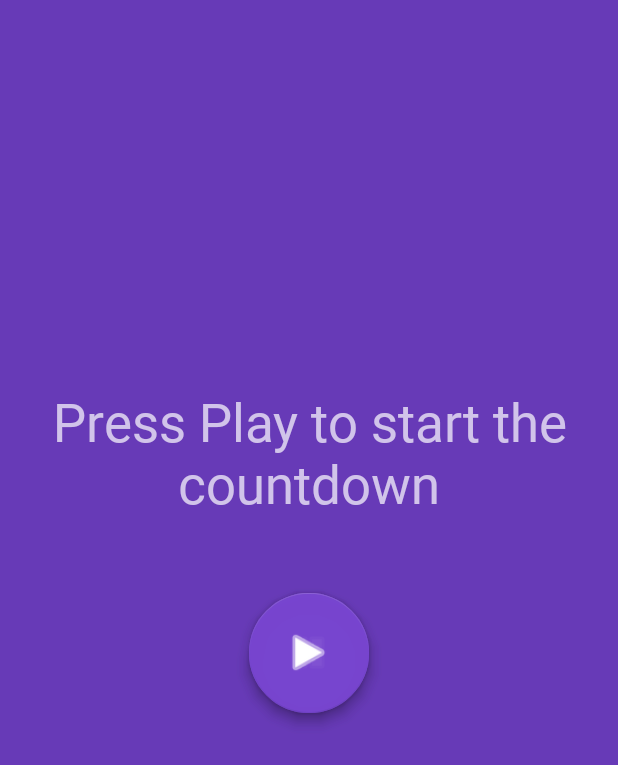
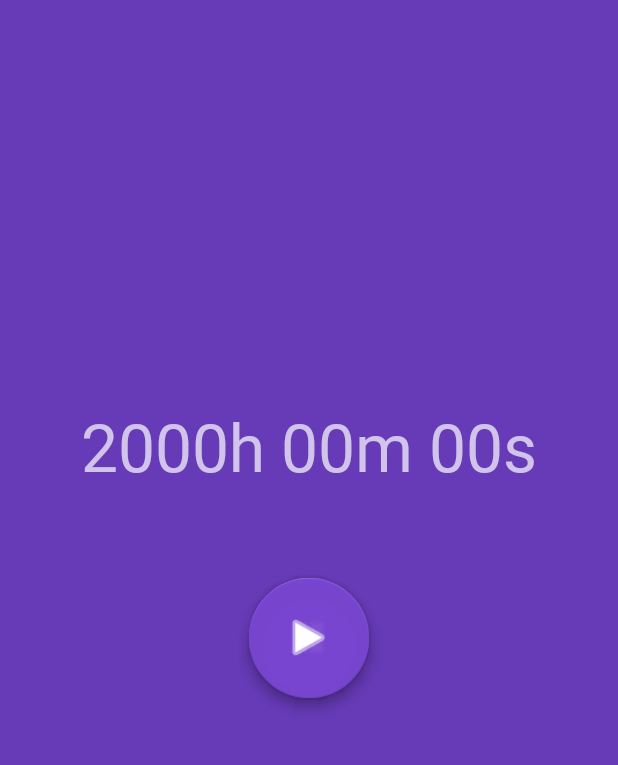
Before and after one commit to softdevandre/Study-Countdown-Timer, an Android app: the screen it shows after launch (MainActivity), on a phone screen of 412 x 824 dp. Shown: the top 765 px of the screen. Run offline under Robolectric (Android 15) with nearby library versions, the phone set to English and light mode, and no system bars.

Commit message:
textView updated

```diff
--- a/app/src/main/java/com/example/studycountdowntimer/MainActivity.kt
+++ b/app/src/main/java/com/example/studycountdowntimer/MainActivity.kt
@@ -80,6 +80,6 @@ class MainActivity : AppCompatActivity() {
         val seconds = (timeInMilliseconds / 1000) % 60
         val minutes = (timeInMilliseconds / 60000) % 60
         val hours = timeInMilliseconds / 3600000
-        timeShow.text = String.format("%02d:%02d:%02d", hours, minutes, seconds)
+        timeShow.text = String.format("%02dh %02dm %02ds", hours, minutes, seconds)
     }
 }
--- a/app/src/main/res/layout/activity_main.xml
+++ b/app/src/main/res/layout/activity_main.xml
@@ -18,7 +18,7 @@
         android:textAlignment="center"
         android:textColor="#FFFFFF"
         android:textColorHighlight="#AE81FF"
-        android:textSize="35sp"
+        android:textSize="44sp"
         app:layout_constraintBottom_toBottomOf="parent"
         app:layout_constraintLeft_toLeftOf="parent"
         app:layout_constraintRight_toRightOf="parent"
--- a/app/src/main/res/values/strings.xml
+++ b/app/src/main/res/values/strings.xml
@@ -1,8 +1,6 @@
 <resources>
     <string name="app_name">Study Countdown Timer</string>
     <string name="startButton">startButton</string>
-    <string name="inputTime">00:00:00</string>
     <string name="pauseButton">pauseButton</string>
-    <string name="stopButton">stopButton</string>
-    <string name="startMessage">Press Play to start the countdown</string>
+    <string name="startMessage">2000h 00m 00s</string>
 </resources>
```
